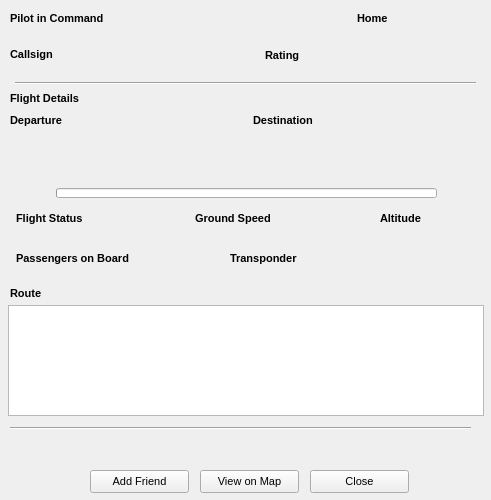
Qt form QtUI/PilotInfo_UI.ui (emper0r/IVAO-status) before a commit.
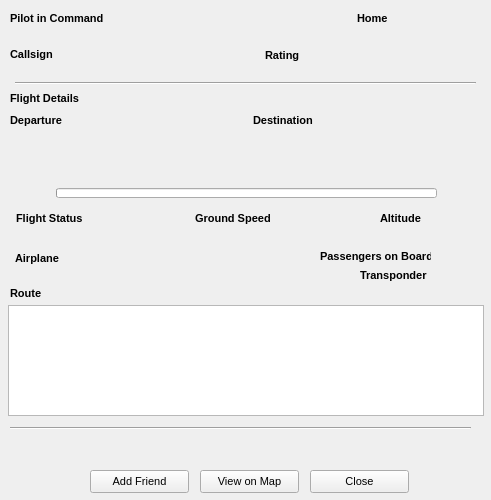
The same form after that commit.

Commit message:
* Adding Airplane type, Model and Description
    + Changing little bit widget to other place to can see
      full description about airplane

```diff
--- a/QtUI/PilotInfo_UI.ui
+++ b/QtUI/PilotInfo_UI.ui
@@ -681,8 +681,8 @@
    <widget class="QLabel" name="PobText">
     <property name="geometry">
      <rect>
-      <x>160</x>
-      <y>248</y>
+      <x>424</x>
+      <y>245</y>
       <width>51</width>
       <height>20</height>
      </rect>
@@ -702,8 +702,8 @@
    <widget class="QLabel" name="TransponderText">
     <property name="geometry">
      <rect>
-      <x>320</x>
-      <y>248</y>
+      <x>420</x>
+      <y>265</y>
       <width>41</width>
       <height>20</height>
      </rect>
@@ -723,9 +723,9 @@
    <widget class="QLabel" name="TransponderLabel">
     <property name="geometry">
      <rect>
-      <x>230</x>
-      <y>250</y>
-      <width>91</width>
+      <x>360</x>
+      <y>267</y>
+      <width>71</width>
       <height>16</height>
      </rect>
     </property>
@@ -746,9 +746,9 @@
    <widget class="QLabel" name="POBLabel">
     <property name="geometry">
      <rect>
-      <x>16</x>
-      <y>250</y>
-      <width>141</width>
+      <x>320</x>
+      <y>248</y>
+      <width>111</width>
       <height>16</height>
      </rect>
     </property>
@@ -766,6 +766,50 @@
      <string>Passengers on Board</string>
     </property>
    </widget>
+   <widget class="QLabel" name="AirplaneLabel">
+    <property name="geometry">
+     <rect>
+      <x>15</x>
+      <y>250</y>
+      <width>51</width>
+      <height>16</height>
+     </rect>
+    </property>
+    <property name="font">
+     <font>
+      <pointsize>8</pointsize>
+      <weight>75</weight>
+      <bold>true</bold>
+     </font>
+    </property>
+    <property name="cursor">
+     <cursorShape>PointingHandCursor</cursorShape>
+    </property>
+    <property name="text">
+     <string>Airplane</string>
+    </property>
+   </widget>
+   <widget class="QLabel" name="AirplaneText">
+    <property name="geometry">
+     <rect>
+      <x>17</x>
+      <y>260</y>
+      <width>311</width>
+      <height>20</height>
+     </rect>
+    </property>
+    <property name="font">
+     <font>
+      <pointsize>8</pointsize>
+     </font>
+    </property>
+    <property name="cursor">
+     <cursorShape>PointingHandCursor</cursorShape>
+    </property>
+    <property name="text">
+     <string/>
+    </property>
+   </widget>
   </widget>
  </widget>
  <resources/>
```
The commit also changes 2 other files.
